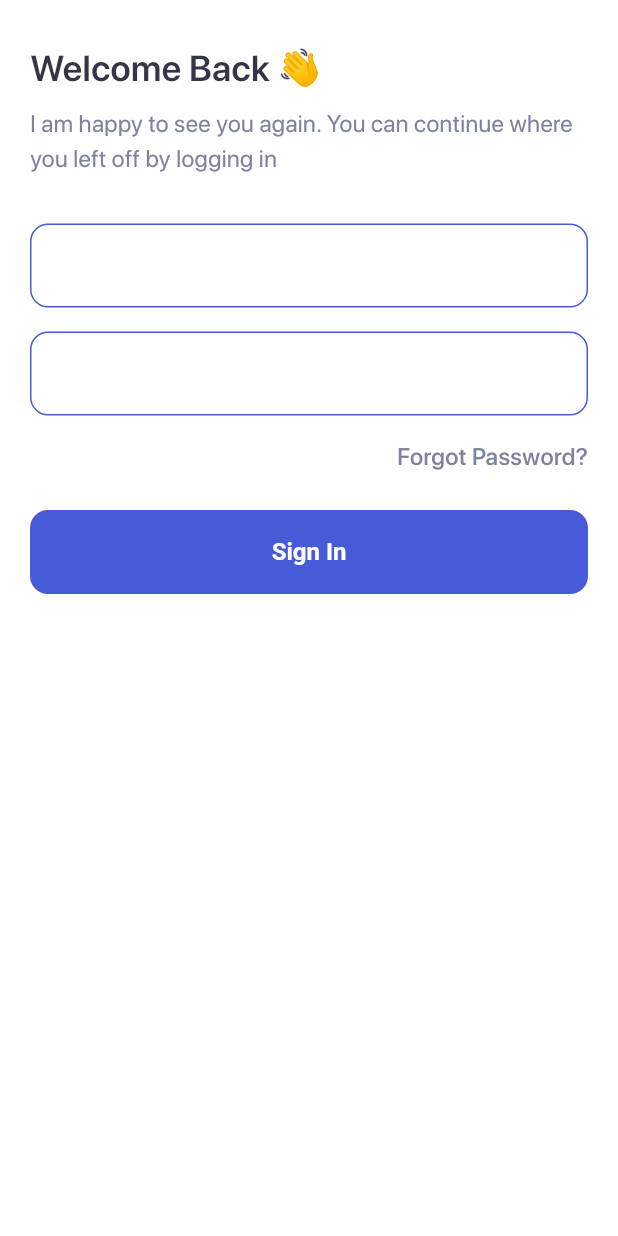
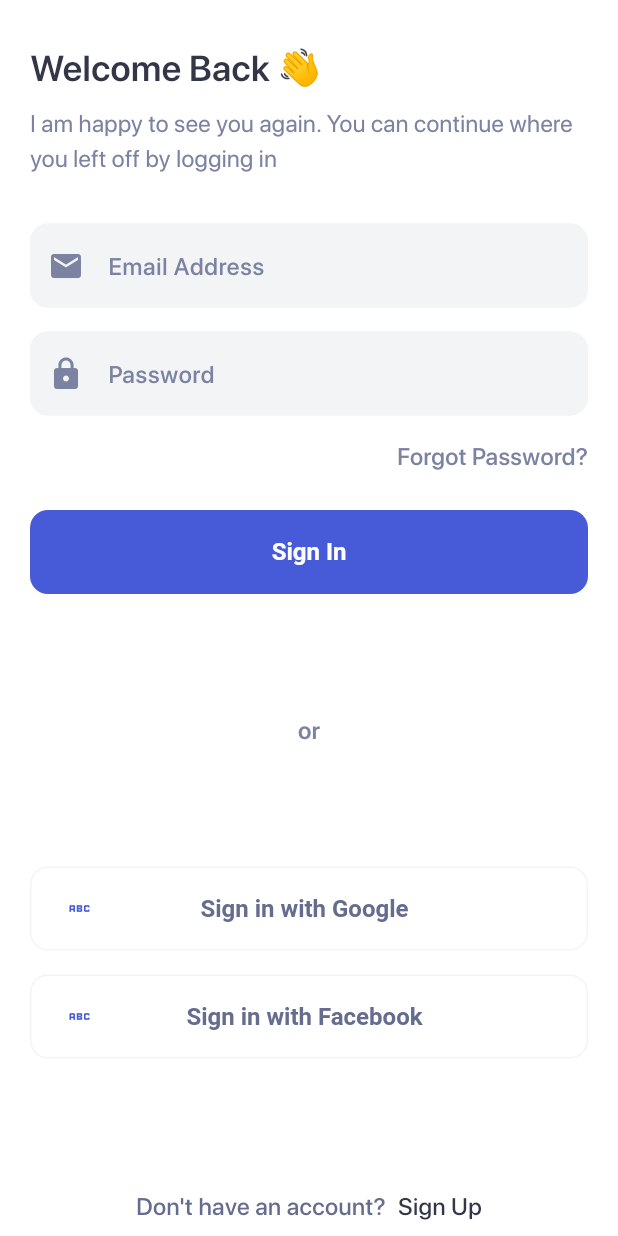
Before and after one commit to ilshatvm/flutter_news, a Flutter app: the screen it shows after launch, on a phone screen of 412 x 824 dp. Run offline on Flutter 3.47's test engine with Material 3 defaults, Android fonts, the phone set to English and light mode, and no system bars; our stand-ins replace carousel_slider, smooth_page_indicator.

Commit message:
finishing the layout

```diff
--- a/lib/login/view/sign_in_page.dart
+++ b/lib/login/view/sign_in_page.dart
@@ -1,4 +1,6 @@
+import 'package:flutter/cupertino.dart';
 import 'package:flutter/material.dart';
+import 'package:flutter/widgets.dart';
 import 'package:flutter_news/theme/theme.dart';
 
 class SignInPage extends StatelessWidget {
@@ -6,12 +8,18 @@ class SignInPage extends StatelessWidget {
 
   @override
   Widget build(BuildContext context) {
+    final size = MediaQuery.of(context).size;
     return Scaffold(
       body: SingleChildScrollView(
+        child: SizedBox(
+          height: size.height,
           child: SafeArea(
             child: Padding(
               padding: const EdgeInsets.fromLTRB(20.0, 28.0, 20.0, 0.0),
               child: Column(
+                mainAxisAlignment: MainAxisAlignment.spaceBetween,
+                children: [
+                  Column(
                     crossAxisAlignment: CrossAxisAlignment.start,
                     children: [
                       const Text(
@@ -34,9 +42,19 @@ class SignInPage extends StatelessWidget {
                         child: Column(
                           crossAxisAlignment: CrossAxisAlignment.end,
                           children: [
-                      TextFormField(),
+                            TextFormField(
+                              decoration: const InputDecoration(
+                                hintText: "Email Address",
+                                prefixIcon: Icon(Icons.email),
+                              ),
+                            ),
                             const SizedBox(height: 16.0),
-                      TextFormField(),
+                            TextFormField(
+                              decoration: const InputDecoration(
+                                hintText: "Password",
+                                prefixIcon: Icon(Icons.lock),
+                              ),
+                            ),
                             const SizedBox(height: 16.0),
                             const Text(
                               "Forgot Password?",
@@ -56,6 +74,86 @@ class SignInPage extends StatelessWidget {
                       ),
                     ],
                   ),
+                  const Text(
+                    'or',
+                    style: TextStyle(
+                      color: AppColors.greyPrimary,
+                      fontSize: 16.0,
+                      fontWeight: FontWeight.w600,
+                    ),
+                  ),
+                  Column(
+                    children: [
+                      OutlinedButton(
+                        onPressed: () {},
+                        child: const Row(
+                          mainAxisAlignment: MainAxisAlignment.spaceBetween,
+                          children: [
+                            Icon(Icons.abc),
+                            Text(
+                              "Sign in with Google",
+                              style: TextStyle(
+                                color: AppColors.greyDark,
+                                fontSize: 16.0,
+                                fontWeight: FontWeight.w600,
+                              ),
+                            ),
+                            SizedBox(height: 24.0, width: 24.0),
+                          ],
+                        ),
+                      ),
+                      const SizedBox(height: 16.0),
+                      OutlinedButton(
+                        onPressed: () {},
+                        child: const Row(
+                          mainAxisAlignment: MainAxisAlignment.spaceBetween,
+                          children: [
+                            Icon(Icons.abc),
+                            Text(
+                              "Sign in with Facebook",
+                              style: TextStyle(
+                                color: AppColors.greyDark,
+                                fontSize: 16.0,
+                                fontWeight: FontWeight.w600,
+                              ),
+                            ),
+                            SizedBox(height: 24.0, width: 24.0),
+                          ],
+                        ),
+                      ),
+                    ],
+                  ),
+                  Padding(
+                    padding: const EdgeInsets.all(8.0),
+                    child: Row(
+                      mainAxisAlignment: MainAxisAlignment.center,
+                      children: [
+                        const Text(
+                          "Don't have an account?",
+                          style: TextStyle(
+                            color: AppColors.greyDark,
+                            fontSize: 16.0,
+                            fontWeight: FontWeight.w500,
+                          ),
+                        ),
+                        const SizedBox(width: 8.0),
+                        GestureDetector(
+                          onTap: () {},
+                          child: const Text(
+                            "Sign Up",
+                            style: TextStyle(
+                              color: AppColors.blackPrimary,
+                              fontSize: 16.0,
+                              fontWeight: FontWeight.w500,
+                            ),
+                          ),
+                        ),
+                      ],
+                    ),
+                  )
+                ],
+              ),
+            ),
           ),
         ),
       ),
--- a/lib/theme/light_theme.dart
+++ b/lib/theme/light_theme.dart
@@ -26,14 +26,49 @@ class AppTheme {
       useMaterial3: true,
       colorScheme: _colorSchemeLight,
       filledButtonTheme: _filledButtonThemeData,
+      outlinedButtonTheme: _outlinedButtonThemeData,
       inputDecorationTheme: const InputDecorationTheme(
         border: OutlineInputBorder(
           borderRadius: BorderRadius.all(Radius.circular(12.0)),
         ),
+        enabledBorder: OutlineInputBorder(
+          borderRadius: BorderRadius.all(Radius.circular(12.0)),
+          borderSide: BorderSide(color: AppColors.greyLighter),
+        ),
+        focusedBorder: OutlineInputBorder(
+          borderRadius: BorderRadius.all(Radius.circular(12.0)),
+          borderSide: BorderSide(color: AppColors.greyLighter),
+        ),
+        filled: true,
+        fillColor: AppColors.greyLighter,
+        hintStyle: TextStyle(
+          color: AppColors.greyPrimary,
+          fontSize: 16.0,
+          fontWeight: FontWeight.w500,
+        ),
+        prefixIconColor: AppColors.greyPrimary,
       ),
     );
   }
 }
+
+const _outlinedButtonThemeData = OutlinedButtonThemeData(
+  style: ButtonStyle(
+    minimumSize: MaterialStatePropertyAll(Size.fromHeight(56.0)),
+    side: MaterialStatePropertyAll(BorderSide(color: AppColors.greyLighter)),
+    textStyle: MaterialStatePropertyAll(
+      TextStyle(
+        fontSize: 16.0,
+        fontWeight: FontWeight.w600,
+      ),
+    ),
+    shape: MaterialStatePropertyAll(
+      RoundedRectangleBorder(
+        borderRadius: BorderRadius.all(Radius.circular(12.0)),
+      ),
+    ),
+  ),
+);
 
 const FilledButtonThemeData _filledButtonThemeData = FilledButtonThemeData(
   style: ButtonStyle(
```
Lines whose indentation alone changed are shown as unchanged.
